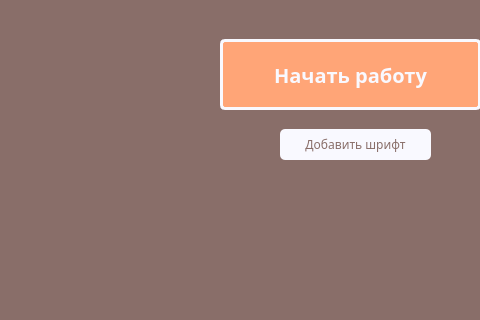
Old version of the form ui/StartWindow.ui in the repository vladvdovin27/NewFontApp; both pictures show x 0 to 480 and y 291 to 611 of the 715 by 611 pixel window.
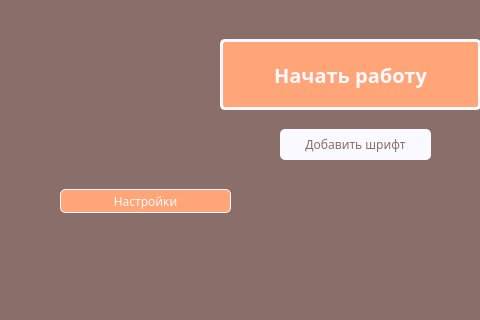
New version of the form.

Diff of the .ui file:
```diff
--- a/ui/StartWindow.ui
+++ b/ui/StartWindow.ui
@@ -142,6 +142,27 @@
      <string>Помощь</string>
     </property>
    </widget>
+   <widget class="QPushButton" name="pushButton_4">
+    <property name="geometry">
+     <rect>
+      <x>60</x>
+      <y>480</y>
+      <width>171</width>
+      <height>24</height>
+     </rect>
+    </property>
+    <property name="font">
+     <font>
+      <family>Segoe Print</family>
+     </font>
+    </property>
+    <property name="styleSheet">
+     <string notr="true">background-color:#ffa577;color: #f9f9ff; border-color: #f9f9ff;border-width: 1px;border-style: solid;border-radius:5px;</string>
+    </property>
+    <property name="text">
+     <string>Настройки</string>
+    </property>
+   </widget>
   </widget>
   <widget class="QMenuBar" name="menubar">
    <property name="geometry">
```
Left out of the diff: 2 changed lines with no effect on the pictures.
